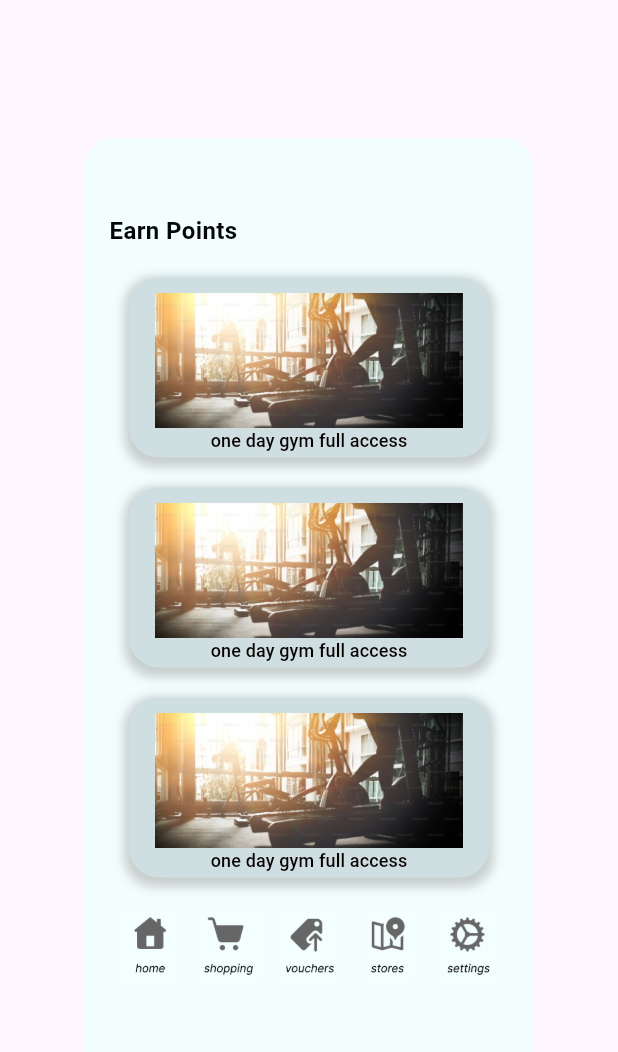
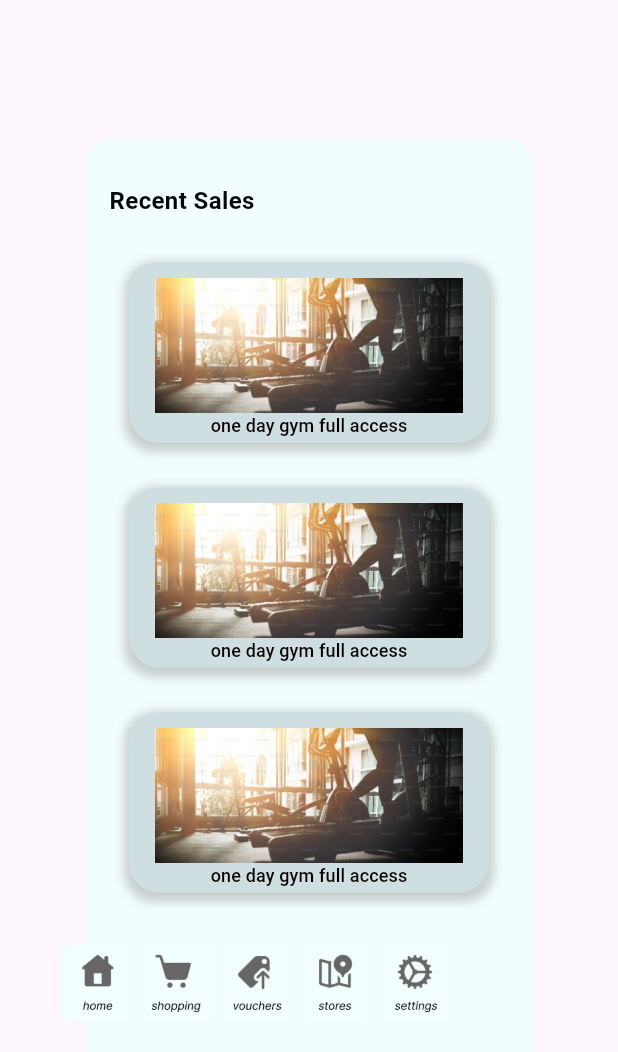
Before and after one commit to tinger529/MQ_points, a Flutter app: the EventScreen widget shown alone on an empty page, opened directly, on a phone screen of 412 x 824 dp. Shown: the top 1052 px of the screen. Run offline on Flutter 3.47's test engine with Material 3 defaults, Android fonts, the phone set to English and light mode, and no system bars; Roboto replaces fonts that are missing (Italic).

Commit message:
event page: improve rendering

```diff
--- a/lib/screens/event_screen.dart
+++ b/lib/screens/event_screen.dart
@@ -12,7 +12,10 @@ class EventScreen extends StatelessWidget {
     return Consumer<StateModel>(
       builder: (context, state, child) {
 
-        return Center(
+        return Stack(
+          children: [
+
+            Center(
 
               child: Column(
                 mainAxisSize: MainAxisSize.min,
@@ -36,12 +39,12 @@ class EventScreen extends StatelessWidget {
                     child: Column(
                       children: [
 
-                    const SizedBox(height: 50),
+                        const SizedBox(height: 30),
 
                         const SizedBox(   // Display text
                           width: double.infinity,
                           child: Text(
-                          "    Earn Points",
+                              "    Recent Sales",
                               textAlign: TextAlign.left,
                               style: TextStyle(
                                 color: Color.fromARGB(255, 2, 6, 9),
@@ -51,27 +54,29 @@ class EventScreen extends StatelessWidget {
                             ),
                         ),
 
-                    const SizedBox(height: 20),
+                        const SizedBox(height: 30),
 
                         buildContainerB(state, "home", 'one day gym full access', 'assets/image/gym.png', colour: const Color(0xFFCFDEE0), fontColor: const Color.fromARGB(255, 7, 1, 2)),
 
-                    const SizedBox(height: 20),
+                        const SizedBox(height: 30),
 
                         buildContainerB(state, "home", 'one day gym full access', 'assets/image/gym.png', colour: const Color(0xFFCFDEE0), fontColor: const Color.fromARGB(255, 7, 1, 2)),
 
-                    const SizedBox(height: 20),
+                        const SizedBox(height: 30),
 
                         buildContainerB(state, "home", 'one day gym full access', 'assets/image/gym.png', colour: const Color(0xFFCFDEE0), fontColor: const Color.fromARGB(255, 7, 1, 2)),
-
-                    const SizedBox(height: 20),
-
-                    toolbar(state),
                       ],
                   ),
                 ),
               ]
             )
-        );
+          ),
+          Positioned(
+            top: 630,
+            left: 40,
+            child: toolbar(state),
+          ),
+        ]);
       }
     );
   }
```
Lines whose indentation alone changed are shown as unchanged.
